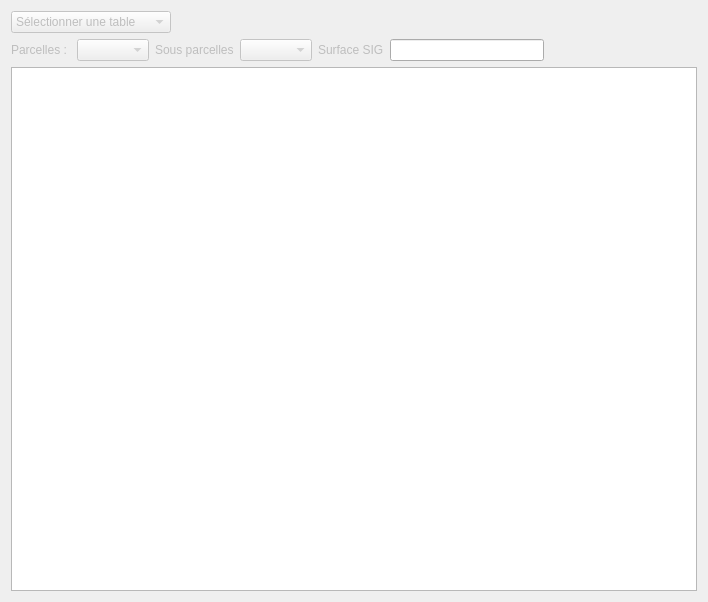
Old version of the form qsequoia2/scripts/table_check/table_check.ui in the repository SequoiApp/Qsequoia2.
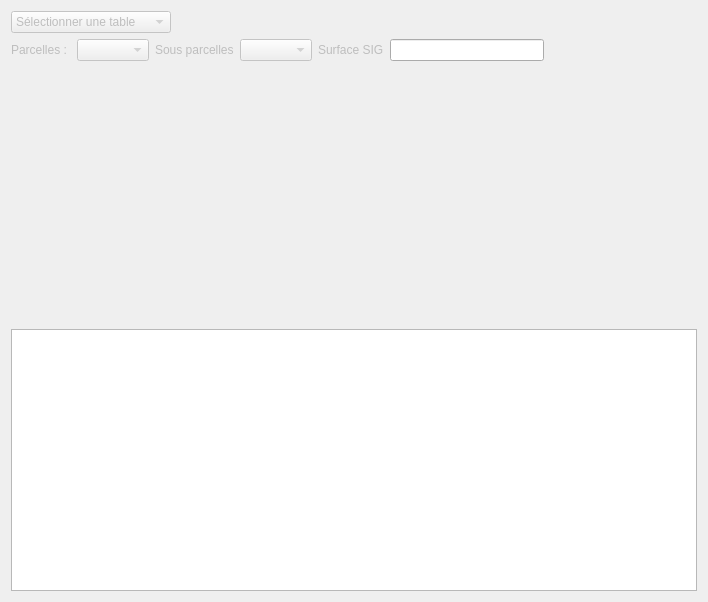
New version of the form.

The edit to the form file:
```diff
--- a/qsequoia2/scripts/table_check/table_check.ui
+++ b/qsequoia2/scripts/table_check/table_check.ui
@@ -121,6 +121,19 @@
      </item>
     </layout>
    </item>
+   <item>
+    <spacer name="verticalSpacer">
+     <property name="orientation">
+      <enum>Qt::Vertical</enum>
+     </property>
+     <property name="sizeHint" stdset="0">
+      <size>
+       <width>20</width>
+       <height>40</height>
+      </size>
+     </property>
+    </spacer>
+   </item>
    <item>
     <widget class="QTableWidget" name="forestTable"/>
    </item>
```
